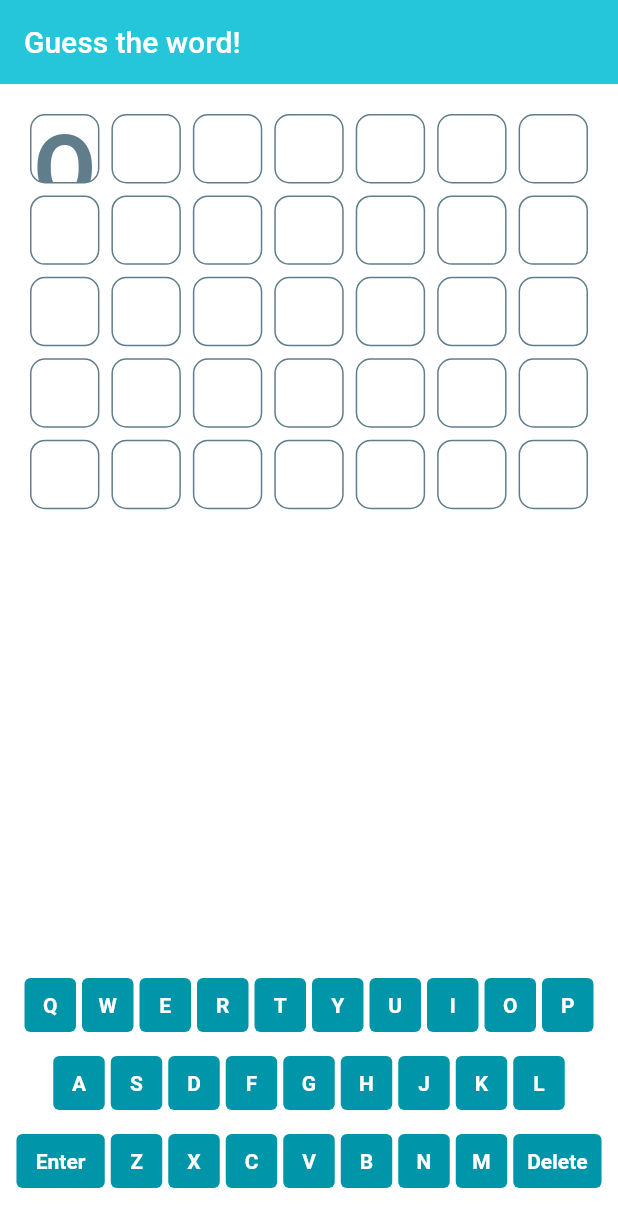
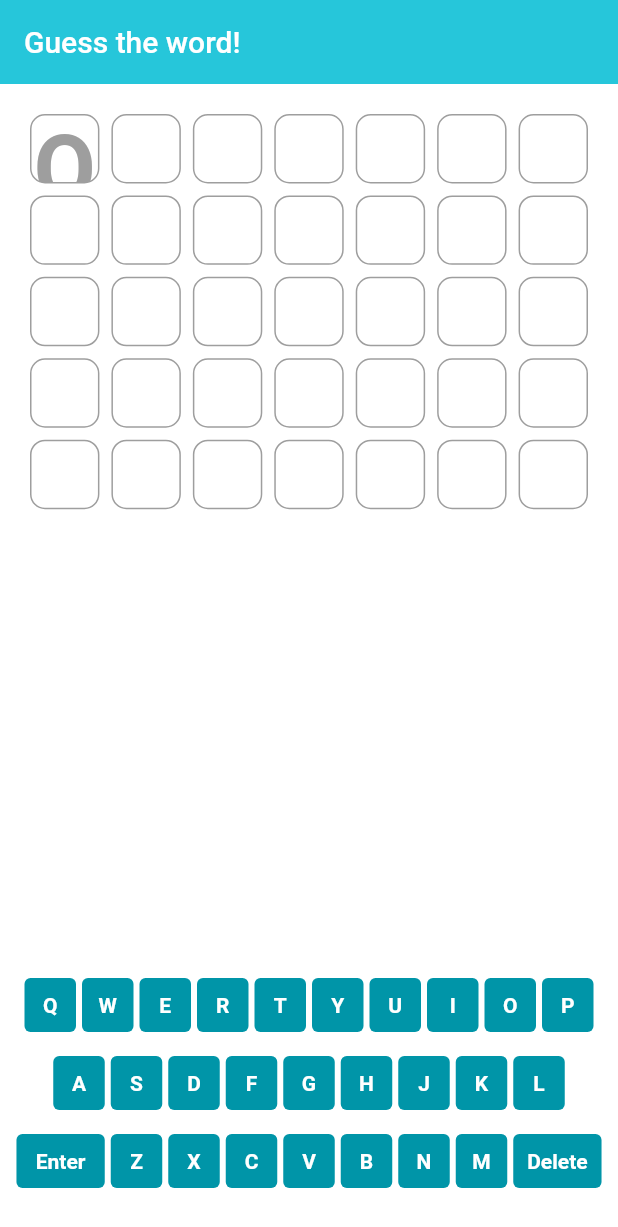
Before and after one commit to kno3a87/wordle-modoki-frontend, a Flutter app: the screen it shows after launch, after a tap on an icon or button, on a phone screen of 412 x 824 dp. Shown: the top 1227 px of the screen. Run offline on Flutter 3.47's test engine with Material 2 defaults, Android fonts, the light colour scheme and no system bars; our stand-ins replace graphql.

Commit message:
色つけ

```diff
--- a/lib/widget/form.dart
+++ b/lib/widget/form.dart
@@ -18,11 +18,11 @@ Widget form(List<TileState> tilesState, int charLength) {
 Widget _tile(TileState tileState) {
   Color boxBackgroundColor = WMColor.white;
   if (tileState.state == CharState.CORRECT) {
-    boxBackgroundColor = WMColor.primaryLightColor;
+    boxBackgroundColor = WMColor.primaryColor;
   } else if (tileState.state == CharState.EXISTING) {
-    boxBackgroundColor = WMColor.primaryColor;
+    boxBackgroundColor = WMColor.secondaryColor;
   } else if (tileState.state == CharState.NOTHING) {
-    boxBackgroundColor = WMColor.secondaryLightColor;
+    boxBackgroundColor = WMColor.lightGray;
   }
 
   return Padding(
@@ -30,7 +30,7 @@ Widget _tile(TileState tileState) {
     child: Container(
       alignment: Alignment.center,
       decoration: BoxDecoration(
-        border: Border.all(color: WMColor.secondaryColor),
+        border: Border.all(color: WMColor.gray),
         color: boxBackgroundColor,
         borderRadius: BorderRadius.circular(10),
       ),
@@ -38,7 +38,7 @@ Widget _tile(TileState tileState) {
         tileState.char,
         style: const TextStyle(
           fontSize: 60,
-          color: WMColor.secondaryColor,
+          color: WMColor.gray,
           fontWeight: FontWeight.bold,
         ),
       ),
```
Also changed, not shown: lib/main_page.dart (+63 -77 lines), lib/theme/theme.dart (+5 -3 lines).
